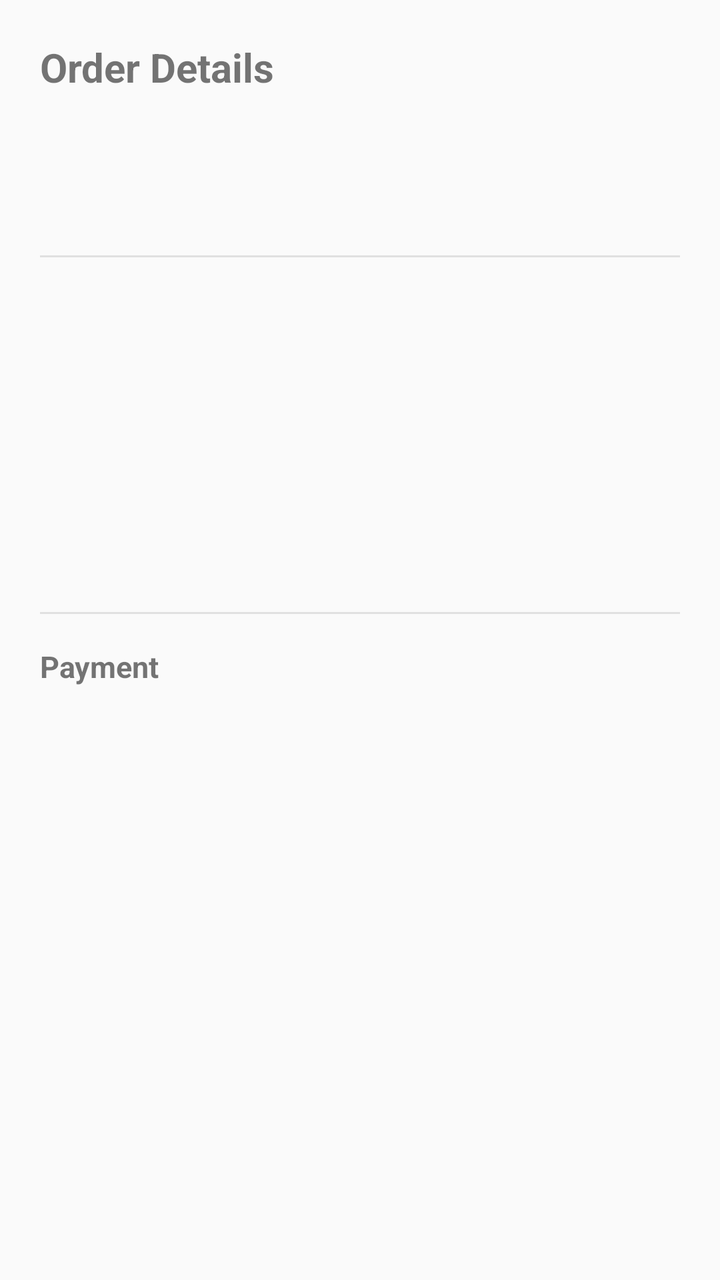
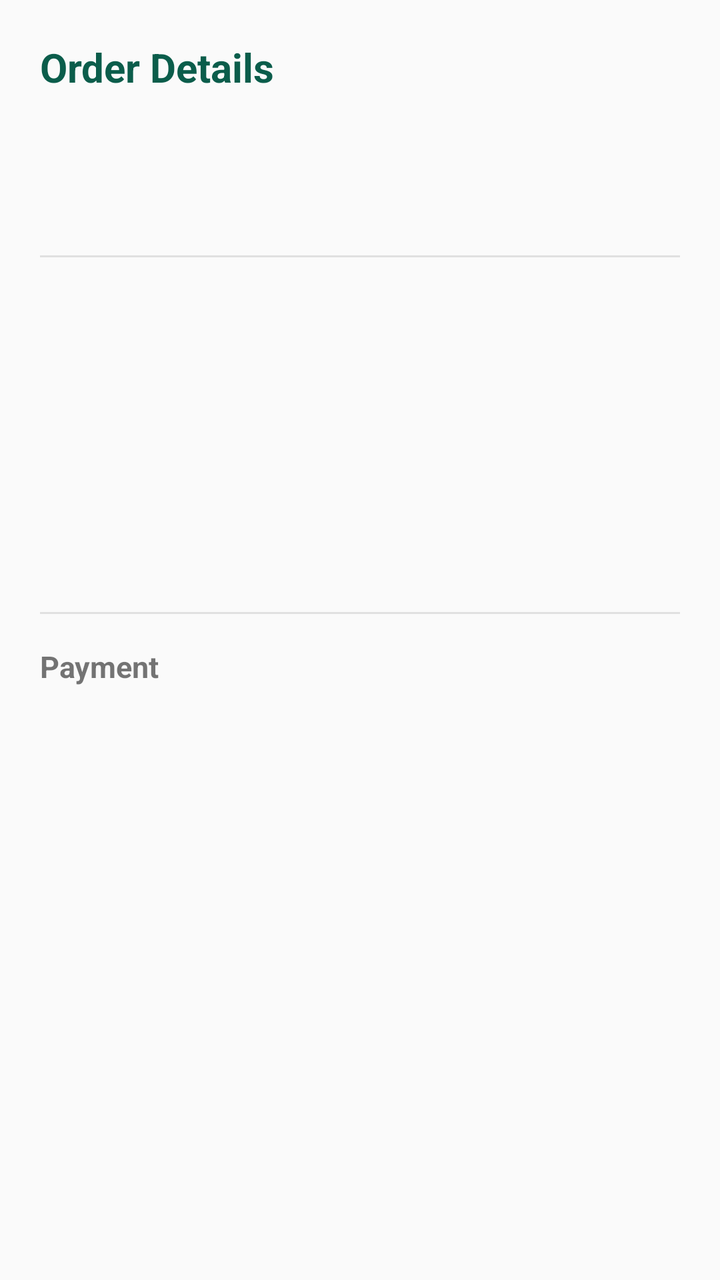

Screens rendered from an Android XML layout before and after an edit, with the pre-edit source and the edit as a unified diff.
<!-- AndroidManifest.xml: application theme Theme.Proteahealth -->
<!-- res/layout/activity_order_detail.xml -->
<?xml version="1.0" encoding="utf-8"?>

<ScrollView xmlns:android="http://schemas.android.com/apk/res/android"
    android:layout_width="match_parent"
    android:layout_height="match_parent"
    android:background="#FAFAFA">

    <LinearLayout
        android:layout_width="match_parent"
        android:layout_height="wrap_content"
        android:orientation="vertical"
        android:padding="20dp">

        <TextView
            android:layout_width="match_parent"
            android:layout_height="wrap_content"
            android:text="Order Details"
            android:textSize="20sp"
            android:textStyle="bold" />

        <TextView
            android:id="@+id/tvDetailMedicationName"
            android:layout_width="match_parent"
            android:layout_height="wrap_content"
            android:layout_marginTop="16dp"
            android:textSize="18sp"
            android:textStyle="bold" />

        <TextView
            android:id="@+id/tvDetailStatus"
            android:layout_width="match_parent"
            android:layout_height="wrap_content"
            android:layout_marginTop="4dp"
            android:textColor="#1565C0"
            android:textSize="15sp"
            android:textStyle="bold" />

        <View
            android:layout_width="match_parent"
            android:layout_height="1dp"
            android:layout_marginTop="16dp"
            android:background="#E0E0E0" />

        <TextView
            android:id="@+id/tvDetailPharmacyName"
            android:layout_width="match_parent"
            android:layout_height="wrap_content"
            android:layout_marginTop="16dp"
            android:textSize="15sp" />

        <TextView
            android:id="@+id/tvDetailDistance"
            android:layout_width="match_parent"
            android:layout_height="wrap_content"
            android:layout_marginTop="6dp"
            android:textSize="14sp"
            android:textColor="#666666" />

        <TextView
            android:id="@+id/tvDetailQuantity"
            android:layout_width="match_parent"
            android:layout_height="wrap_content"
            android:layout_marginTop="12dp"
            android:textSize="14sp" />

        <TextView
            android:id="@+id/tvDetailAvailability"
            android:layout_width="match_parent"
            android:layout_height="wrap_content"
            android:layout_marginTop="4dp"
            android:textSize="14sp" />

        <TextView
            android:id="@+id/tvDetailCollectionMethod"
            android:layout_width="match_parent"
            android:layout_height="wrap_content"
            android:layout_marginTop="4dp"
            android:textSize="14sp" />

        <TextView
            android:id="@+id/tvDetailOrderDate"
            android:layout_width="match_parent"
            android:layout_height="wrap_content"
            android:layout_marginTop="4dp"
            android:textSize="14sp" />

        <View
            android:layout_width="match_parent"
            android:layout_height="1dp"
            android:layout_marginTop="16dp"
            android:background="#E0E0E0" />

        <TextView
            android:layout_width="match_parent"
            android:layout_height="wrap_content"
            android:layout_marginTop="16dp"
            android:text="Payment"
            android:textSize="15sp"
            android:textStyle="bold" />

        <TextView
            android:id="@+id/tvDetailPaymentMethod"
            android:layout_width="match_parent"
            android:layout_height="wrap_content"
            android:layout_marginTop="6dp"
            android:textSize="14sp" />

        <TextView
            android:id="@+id/tvDetailReceiptNumber"
            android:layout_width="match_parent"
            android:layout_height="wrap_content"
            android:layout_marginTop="4dp"
            android:textSize="14sp" />

        <TextView
            android:id="@+id/tvDetailAmount"
            android:layout_width="match_parent"
            android:layout_height="wrap_content"
            android:layout_marginTop="16dp"
            android:textSize="18sp"
            android:textStyle="bold" />

    </LinearLayout>

</ScrollView>
<!-- resources referenced by this layout -->
<resources>
  <style name="Theme.Proteahealth" parent="Theme.AppCompat.DayNight.NoActionBar" />
</resources>

<!-- the commit's change to res/layout/activity_order_detail.xml (unified diff, before → after) -->
@@ -15,6 +15,7 @@
             android:layout_width="match_parent"
             android:layout_height="wrap_content"
             android:text="Order Details"
+            android:textColor="@color/green"
             android:textSize="20sp"
             android:textStyle="bold" />
 
<!-- resource entries referenced after the edit -->
@@ -1,5 +1,6 @@
 <!-- resources referenced by this layout -->
 <resources>
+  <color name="green">#0B5D4B</color>
   <style name="Theme.Proteahealth" parent="Theme.AppCompat.DayNight.NoActionBar" />
 </resources>
 
